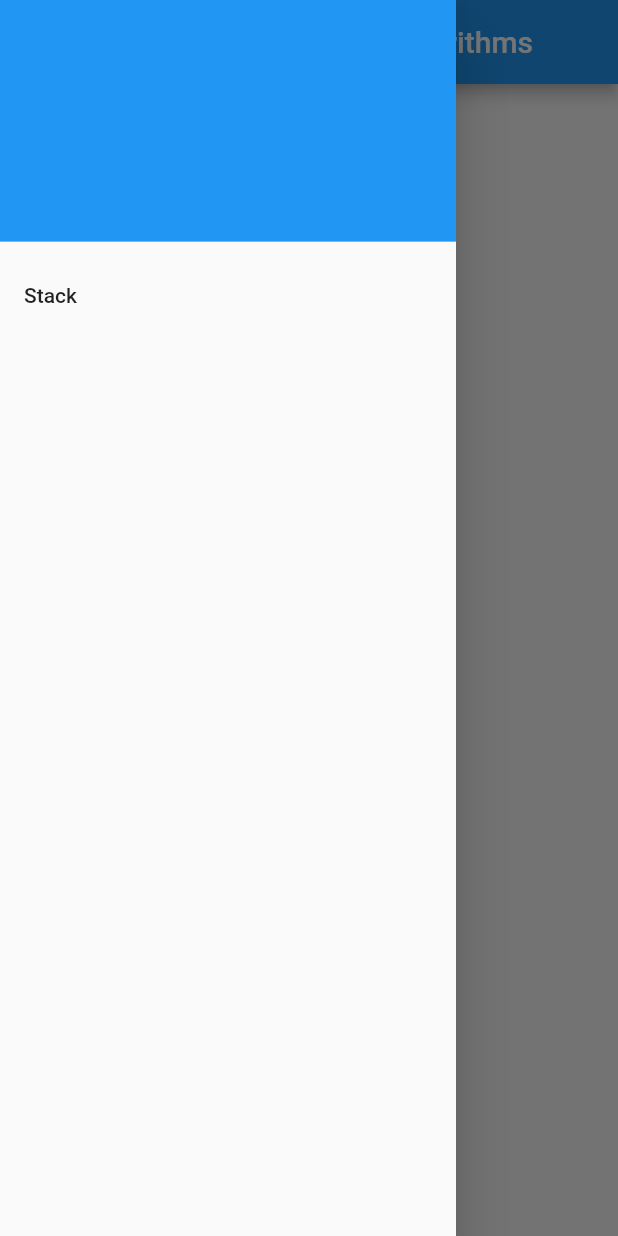
After one commit to parthsarthibissa/data_structures, a Flutter app: the screen it shows after launch, with the side drawer open, on a phone screen of 412 x 824 dp. The commit adds this screen. Run offline on Flutter 3.47's test engine with Material 2 defaults, Android fonts, the phone set to English and light mode, and no system bars.

Commit message:
Structure

```diff
--- /dev/null
+++ b/lib/components/drawer.dart
@@ -0,0 +1,20 @@
+import 'package:flutter/material.dart';
+
+class MyAppDrawer extends StatelessWidget {
+
+  @override
+  Widget build(BuildContext context) {
+    return Drawer(
+        child: Column(
+      children: [
+        UserAccountsDrawerHeader(accountName: null, accountEmail: null),
+        ListTile(
+          title: Text('Stack'),
+          onTap: () {
+            return Navigator.of(context).pushNamed('/stack');
+          },
+        )
+      ],
+    ));
+  }
+}
--- a/lib/main.dart
+++ b/lib/main.dart
@@ -1,7 +1,11 @@
+import 'package:data_structures/components/drawer.dart';
+import 'package:data_structures/screens/stack.dart';
 import 'package:flutter/material.dart';
 
 void main() => runApp(MaterialApp(
       home: HomePage(),
+      routes: {'/home': (_) => HomePage(), '/stack': (_) => StackScreen()},
+      initialRoute: '/home',
     ));
 
 class HomePage extends StatelessWidget {
@@ -11,6 +15,7 @@ class HomePage extends StatelessWidget {
       appBar: AppBar(
         title: Text('Data Structures And Algorithms'),
       ),
+      drawer: MyAppDrawer(),
       body: Center(child: Text('Hello')),
     );
   }
```
Also changed, not shown: lib/components/basepage.dart (added, +13 -0 lines), lib/screens/stack.dart (added, +14 -0 lines).
